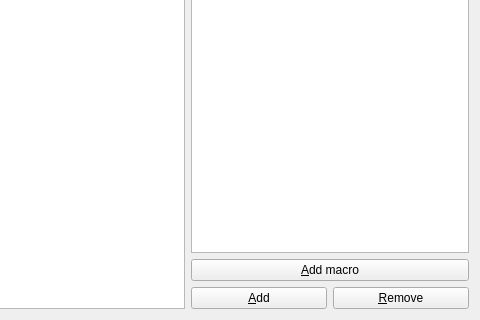
KDE/kdeplasma-addons, file applets/paste/snippetconfig.ui: the form before one commit; both pictures show x 82 to 562 and y 113 to 433 of the 562 by 433 pixel window.
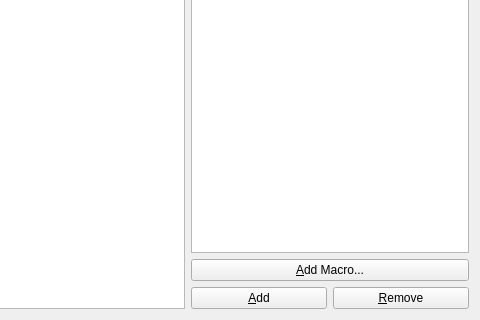
The form after the commit. Custom widgets are drawn as their Qt base class.

The edit to the form file:
```diff
--- a/applets/paste/snippetconfig.ui
+++ b/applets/paste/snippetconfig.ui
@@ -100,7 +100,7 @@
      <item>
       <widget class="QPushButton" name="addMacroButton" >
        <property name="text" >
-        <string>&amp;Add macro</string>
+        <string>&amp;Add Macro...</string>
        </property>
       </widget>
      </item>
```
